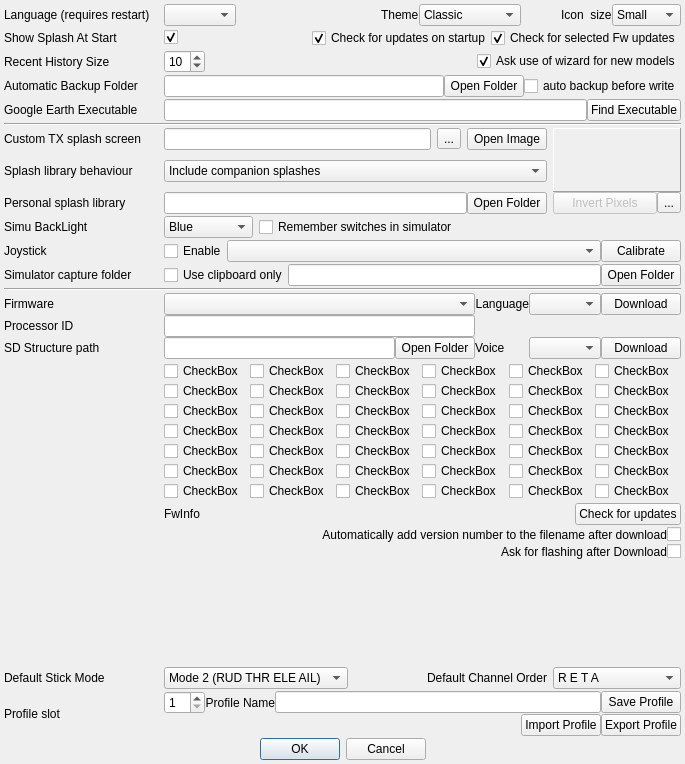
Before: the Qt Designer form companion/src/preferencesdialog.ui in opentx/opentx, drawn with Qt 5.
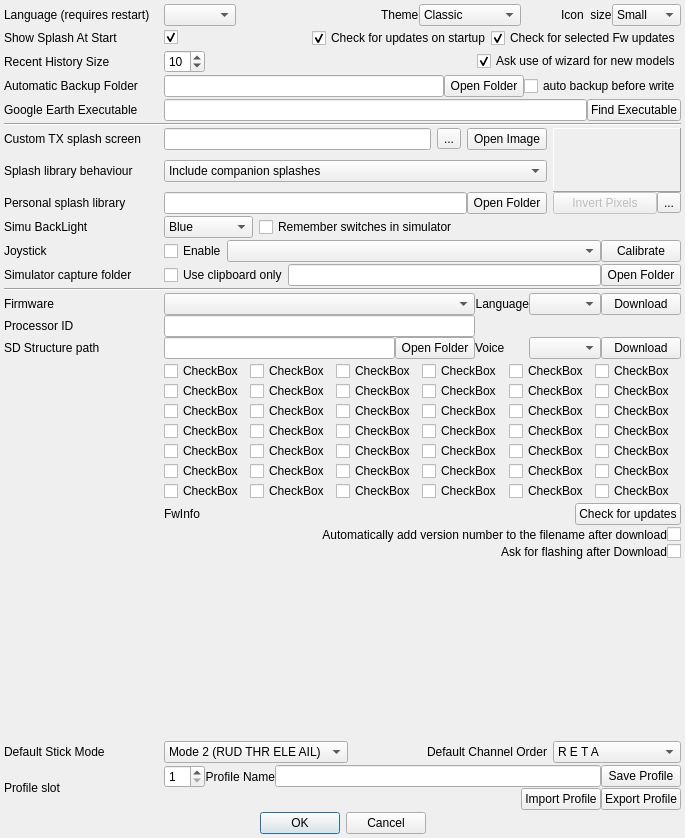
After: the same form once the commit is applied.

Diff of the .ui file:
```diff
--- a/companion/src/preferencesdialog.ui
+++ b/companion/src/preferencesdialog.ui
@@ -7,7 +7,7 @@
     <x>0</x>
     <y>0</y>
     <width>685</width>
-    <height>764</height>
+    <height>838</height>
    </rect>
   </property>
   <property name="sizePolicy">
```
Left out of the diff: 10 changed lines with no effect on the pictures.
